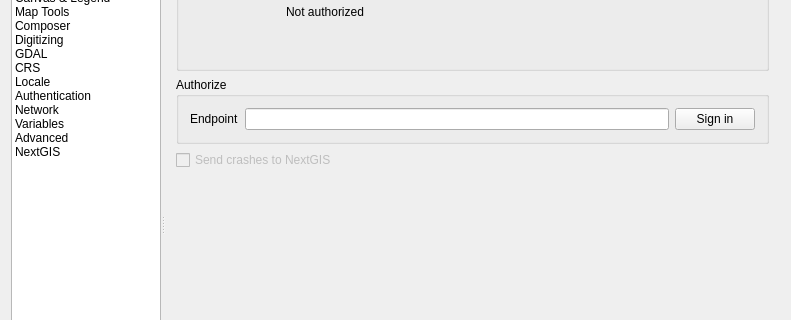
Old version of the form src/ui/qgsoptionsbase.ui in the repository nextgis/nextgisqgis; both pictures show x 0 to 791 and y 91 to 411 of the 791 by 658 pixel window.
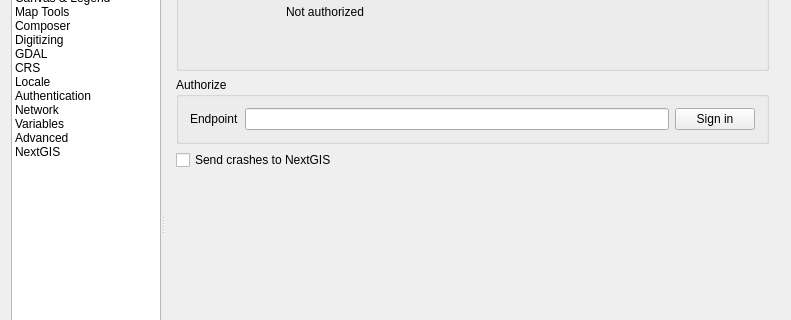
New version of the form. Icons and pictures are not drawn. Custom widgets are drawn as their Qt base class.

```diff
--- a/src/ui/qgsoptionsbase.ui
+++ b/src/ui/qgsoptionsbase.ui
@@ -5417,7 +5417,7 @@
            <item>
             <widget class="QCheckBox" name="sendCrashes">
              <property name="enabled">
-              <bool>false</bool>
+              <bool>true</bool>
              </property>
              <property name="sizePolicy">
               <sizepolicy hsizetype="Minimum" vsizetype="Preferred">
```
